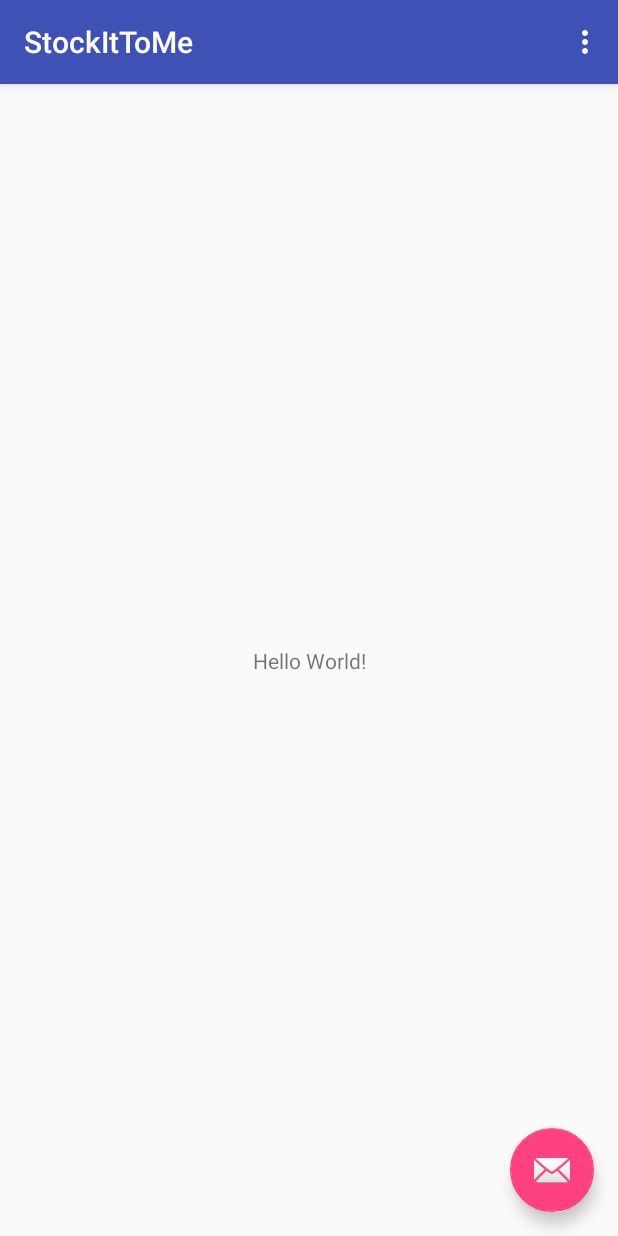
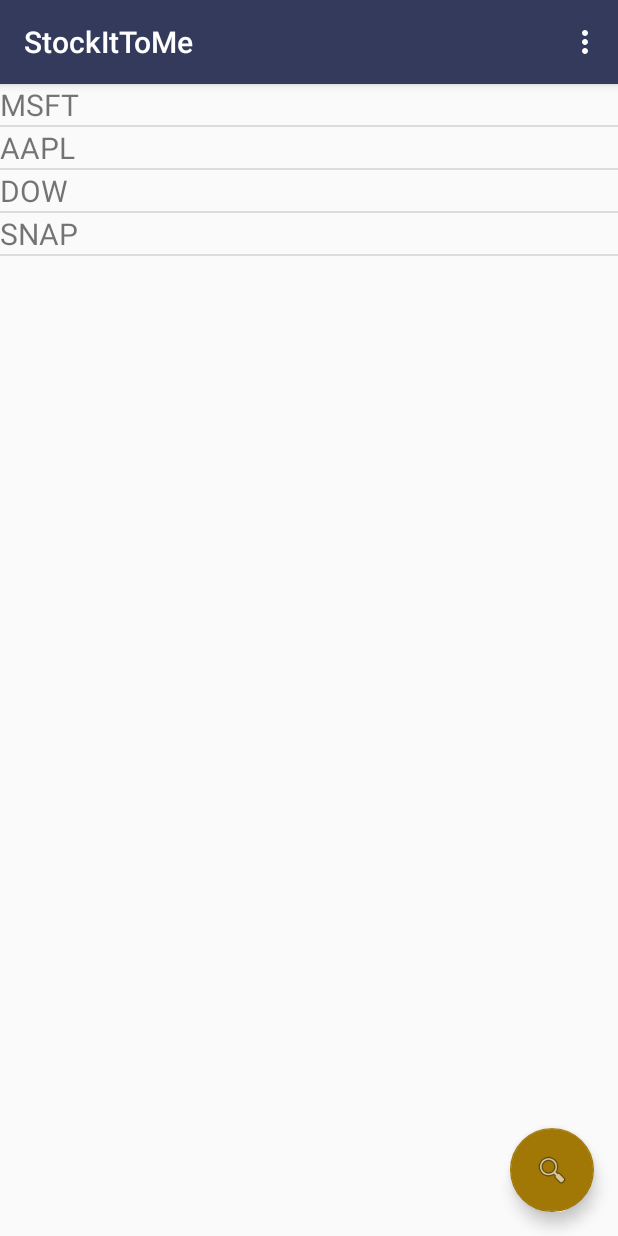
Before and after one commit to DaveSeverns/StockItToMe, an Android app: the screen it shows after launch (MainActivity), on a phone screen of 412 x 824 dp. Run offline under Robolectric (Android 15) with nearby library versions, the phone set to English and light mode, and no system bars.

Commit message:
created adapter for portfolio fragment, and tested for an inline list.

```diff
--- a/app/src/main/AndroidManifest.xml
+++ b/app/src/main/AndroidManifest.xml
@@ -1,6 +1,9 @@
 <?xml version="1.0" encoding="utf-8"?>
 <manifest xmlns:android="http://schemas.android.com/apk/res/android"
     package="com.sevdev.stockittome">
+
+    <uses-permission android:name="android.permission.INTERNET"/>
+    <uses-permission android:name="android.permission.WRITE_EXTERNAL_STORAGE"/>
 
     <application
         android:allowBackup="true"
--- a/app/src/main/java/com/sevdev/stockittome/MainActivityFragment.java
+++ /dev/null
@@ -1,22 +0,0 @@
-package com.sevdev.stockittome;
-
-import android.support.v4.app.Fragment;
-import android.os.Bundle;
-import android.view.LayoutInflater;
-import android.view.View;
-import android.view.ViewGroup;
-
-/**
- * A placeholder fragment containing a simple view.
- */
-public class MainActivityFragment extends Fragment {
-
-    public MainActivityFragment() {
-    }
-
-    @Override
-    public View onCreateView(LayoutInflater inflater, ViewGroup container,
-                             Bundle savedInstanceState) {
-        return inflater.inflate(R.layout.fragment_main, container, false);
-    }
-}
--- /dev/null
+++ b/app/src/main/java/com/sevdev/stockittome/PortfolioAdapter.java
@@ -0,0 +1,53 @@
+package com.sevdev.stockittome;
+
+import android.content.Context;
+import android.support.annotation.Nullable;
+import android.view.View;
+import android.view.ViewGroup;
+import android.widget.BaseAdapter;
+import android.widget.TextView;
+
+import java.util.ArrayList;
+
+/**
+ * Created by davidseverns on 11/26/17.
+ */
+
+public class PortfolioAdapter extends BaseAdapter {
+    Context ctx;
+    ArrayList<String> collection;
+
+    public PortfolioAdapter(Context ctx, ArrayList collection) {
+        this.ctx = ctx;
+        this.collection = collection;
+    }
+
+    @Override
+    public int getCount() {
+        return collection.size();
+    }
+
+    @Override
+    public Object getItem(int position) {
+        return collection.get(position);
+    }
+
+    @Override
+    public long getItemId(int position) {
+        return 0;
+    }
+
+    @Override
+    public View getView(int position, View convertView, ViewGroup parent) {
+        TextView textView = new TextView(ctx);
+        textView.setText(collection.get(position));
+        textView.setTextSize(20);
+        return textView;
+    }
+
+    @Nullable
+    @Override
+    public CharSequence[] getAutofillOptions() {
+        return new CharSequence[0];
+    }
+}
--- /dev/null
+++ b/app/src/main/java/com/sevdev/stockittome/PortfolioFragment.java
@@ -0,0 +1,48 @@
+package com.sevdev.stockittome;
+
+import android.content.Context;
+import android.support.v4.app.Fragment;
+import android.os.Bundle;
+import android.view.LayoutInflater;
+import android.view.View;
+import android.view.ViewGroup;
+import android.widget.AdapterView;
+import android.widget.ListView;
+import android.widget.Toast;
+
+import java.util.ArrayList;
+
+/**
+ * A placeholder fragment containing a simple view.
+ */
+public class PortfolioFragment extends Fragment {
+
+    View view;
+    ListView listView;
+    public final ArrayList<String> test = new ArrayList<>();
+
+    public PortfolioFragment() {
+    }
+
+    @Override
+    public View onCreateView(LayoutInflater inflater, ViewGroup container,
+                             Bundle savedInstanceState) {
+        test.add("MSFT");
+        test.add("AAPL");
+        test.add("DOW");
+        test.add("SNAP");
+        view =  inflater.inflate(R.layout.fragment_portfolio, container, false);
+        listView = view.findViewById(R.id.list_portfolio);
+        PortfolioAdapter portfolioAdapter = new PortfolioAdapter(getActivity(), test);
+        listView.setAdapter(portfolioAdapter);
+
+        listView.setOnItemClickListener(new AdapterView.OnItemClickListener() {
+            @Override
+            public void onItemClick(AdapterView<?> parent, View view, int position, long id) {
+                Toast.makeText(getActivity(),test.get(position),Toast.LENGTH_LONG).show();
+            }
+        });
+
+        return view;
+    }
+}
--- a/app/src/main/res/layout/activity_main.xml
+++ b/app/src/main/res/layout/activity_main.xml
@@ -28,6 +28,6 @@
         android:layout_height="wrap_content"
         android:layout_gravity="bottom|end"
         android:layout_margin="@dimen/fab_margin"
-        app:srcCompat="@android:drawable/ic_dialog_email" />
+        app:srcCompat="@android:drawable/ic_menu_search" />
 
 </android.support.design.widget.CoordinatorLayout>
--- a/app/src/main/res/layout/content_main.xml
+++ b/app/src/main/res/layout/content_main.xml
@@ -2,8 +2,8 @@
     xmlns:app="http://schemas.android.com/apk/res-auto"
     xmlns:tools="http://schemas.android.com/tools"
     android:id="@+id/fragment"
-    android:name="com.sevdev.stockittome.MainActivityFragment"
+    android:name="com.sevdev.stockittome.PortfolioFragment"
     android:layout_width="match_parent"
     android:layout_height="match_parent"
     app:layout_behavior="@string/appbar_scrolling_view_behavior"
-    tools:layout="@layout/fragment_main" />
+    tools:layout="@layout/fragment_portfolio" />
--- a/app/src/main/res/layout/fragment_main.xml
+++ /dev/null
@@ -1,19 +0,0 @@
-<?xml version="1.0" encoding="utf-8"?>
-<android.support.constraint.ConstraintLayout xmlns:android="http://schemas.android.com/apk/res/android"
-    xmlns:app="http://schemas.android.com/apk/res-auto"
-    xmlns:tools="http://schemas.android.com/tools"
-    android:layout_width="match_parent"
-    android:layout_height="match_parent"
-    tools:context="com.sevdev.stockittome.MainActivityFragment"
-    tools:showIn="@layout/activity_main">
-
-    <TextView
-        android:layout_width="wrap_content"
-        android:layout_height="wrap_content"
-        android:text="Hello World!"
-        app:layout_constraintBottom_toBottomOf="parent"
-        app:layout_constraintLeft_toLeftOf="parent"
-        app:layout_constraintRight_toRightOf="parent"
-        app:layout_constraintTop_toTopOf="parent" />
-
-</android.support.constraint.ConstraintLayout>
--- /dev/null
+++ b/app/src/main/res/layout/fragment_portfolio.xml
@@ -0,0 +1,16 @@
+<?xml version="1.0" encoding="utf-8"?>
+<RelativeLayout xmlns:android="http://schemas.android.com/apk/res/android"
+    xmlns:app="http://schemas.android.com/apk/res-auto"
+    xmlns:tools="http://schemas.android.com/tools"
+    android:layout_width="match_parent"
+    android:layout_height="match_parent"
+    tools:context="com.sevdev.stockittome.PortfolioFragment"
+    tools:showIn="@layout/activity_main">
+    <ListView
+        android:id="@+id/list_portfolio"
+        android:layout_width="match_parent"
+        android:layout_height="match_parent">
+
+    </ListView>
+
+</RelativeLayout>
--- a/app/src/main/res/values/colors.xml
+++ b/app/src/main/res/values/colors.xml
@@ -1,6 +1,6 @@
 <?xml version="1.0" encoding="utf-8"?>
 <resources>
-    <color name="colorPrimary">#3F51B5</color>
-    <color name="colorPrimaryDark">#303F9F</color>
-    <color name="colorAccent">#FF4081</color>
+    <color name="colorPrimary">#343a5b</color>
+    <color name="colorPrimaryDark">#7984c7</color>
+    <color name="colorAccent">#a17806</color>
 </resources>
```
